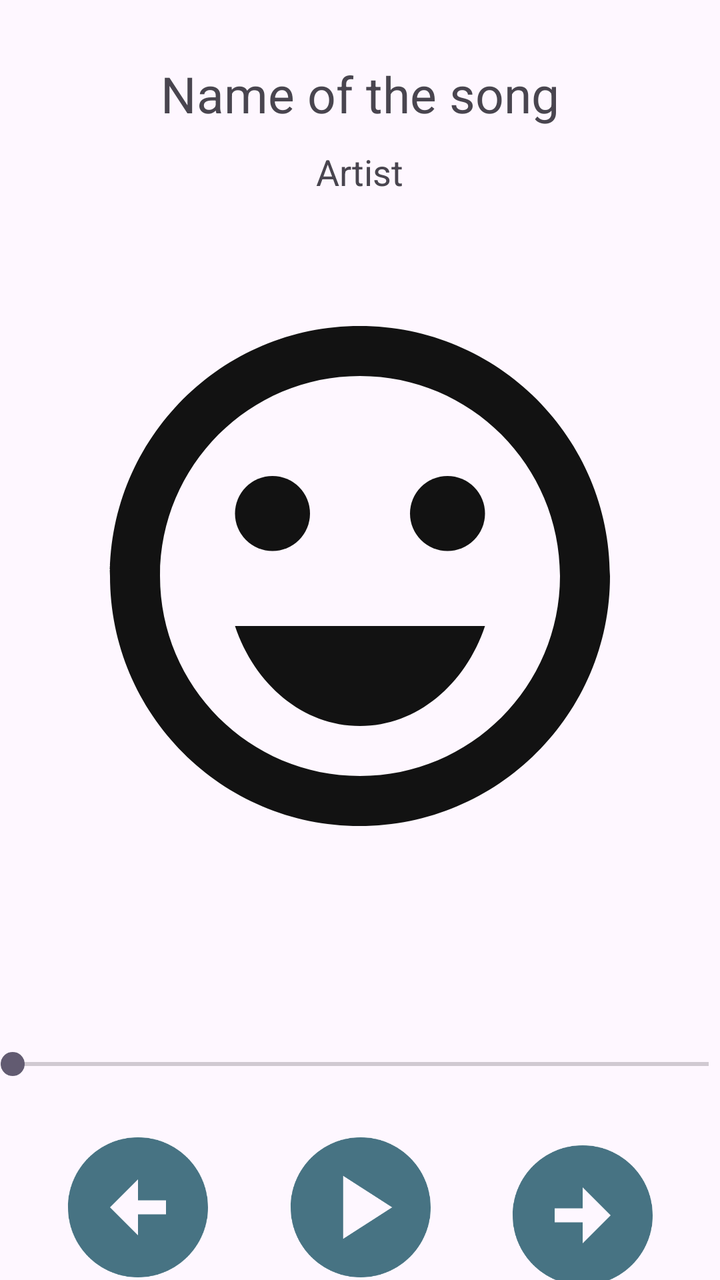
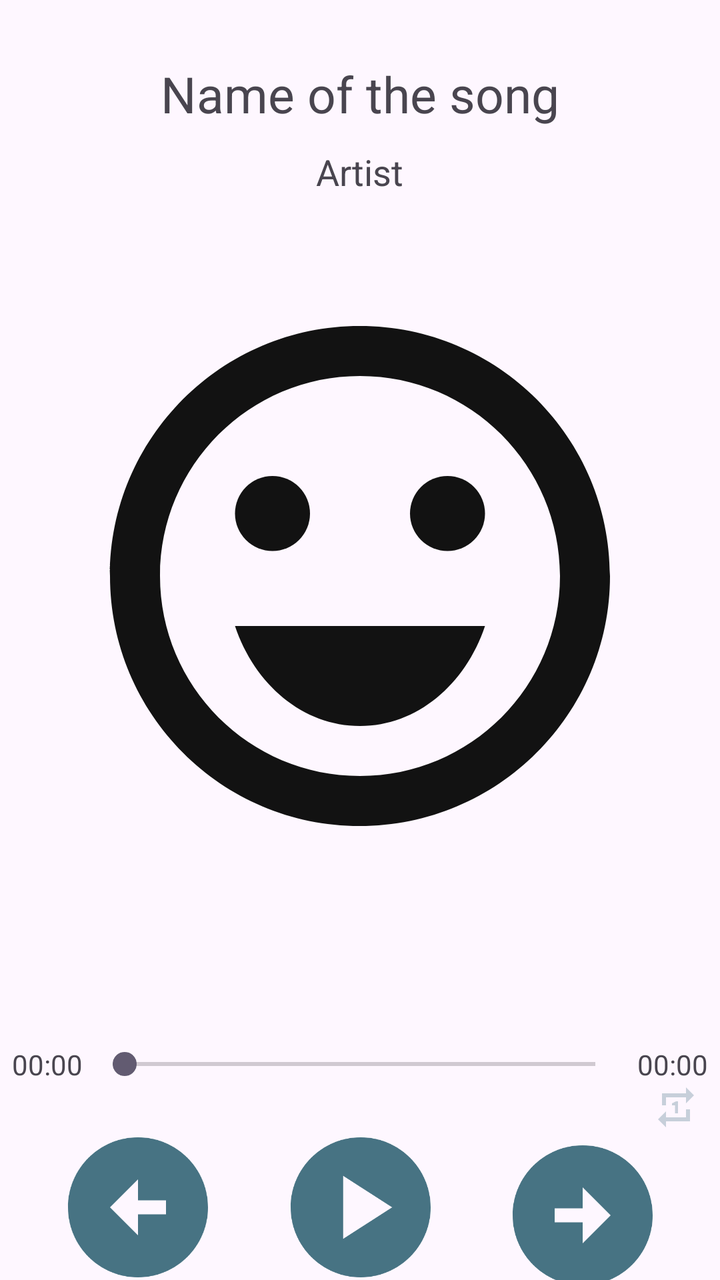

Before-and-after screenshots of an Android layout around one commit, followed by the original layout XML and the change that was made.
<!-- AndroidManifest.xml: application theme Theme.Music -->
<!-- res/layout/fragment_music_display.xml -->
<?xml version="1.0" encoding="utf-8"?>
<FrameLayout xmlns:android="http://schemas.android.com/apk/res/android"
    xmlns:tools="http://schemas.android.com/tools"
    xmlns:app="http://schemas.android.com/apk/res-auto"
    android:layout_width="match_parent"
    android:layout_height="match_parent"
    tools:context=".fragments.MusicDisplay">

    <androidx.constraintlayout.widget.ConstraintLayout
        android:layout_width="match_parent"
        android:layout_height="match_parent">

        <TextView
            android:id="@+id/titleF2"
            android:layout_width="wrap_content"
            android:layout_height="wrap_content"
            android:text="Name of the song"
            android:layout_marginTop="30dp"
            android:textSize="25sp"

            android:singleLine="true"
            android:ellipsize="marquee"
            android:scrollHorizontally="true"
            android:focusable="true"
            android:textIsSelectable="true"
            android:marqueeRepeatLimit="marquee_forever"

            app:layout_constraintTop_toTopOf="parent"
            app:layout_constraintBottom_toTopOf="@id/artistF2"
            app:layout_constraintEnd_toEndOf="parent"
            app:layout_constraintStart_toStartOf="parent"
            />

        <TextView
            android:id="@+id/artistF2"
            android:layout_width="wrap_content"
            android:layout_height="wrap_content"
            android:text="Artist"
            android:layout_marginTop="10dp"
            android:textSize="18sp"
            app:layout_constraintTop_toBottomOf="@id/titleF2"
            app:layout_constraintEnd_toEndOf="parent"
            app:layout_constraintStart_toStartOf="parent"
            />

   <ImageView
       android:layout_width="0dp"
       android:layout_height="300dp"
       android:id="@+id/imageF2"
       android:src="@drawable/baseline_sentiment_very_satisfied_24"
       android:contentDescription="musicImage"
       android:layout_marginTop="40dp"
       app:layout_constraintTop_toBottomOf="@id/artistF2"
       app:layout_constraintStart_toStartOf="parent"
       app:layout_constraintEnd_toEndOf="parent"
       />

        <SeekBar
            android:id="@+id/seekBar"
            android:layout_width="380dp"
            android:layout_height="wrap_content"
            android:layout_marginTop="85dp"
            android:layout_marginHorizontal="10dp"
            app:layout_constraintTop_toBottomOf="@id/imageF2"
            app:layout_constraintStart_toStartOf="parent"
            app:layout_constraintEnd_toEndOf="parent"
            />

        <ImageButton
            android:id="@+id/leftPlay"
            android:layout_width="85dp"
            android:layout_height="85dp"
            android:layout_marginTop="20dp"
            android:background="@android:color/transparent"
            android:contentDescription="TODO"
            android:src="@drawable/baseline_arrow_circle_left_24"
            app:layout_constraintEnd_toStartOf="@id/playBtn"
            app:layout_constraintStart_toStartOf="parent"
            app:layout_constraintTop_toBottomOf="@id/seekBar" />

        <ImageButton
            android:id="@+id/playBtn"
            android:layout_width="85dp"
            android:layout_height="85dp"
            android:layout_marginTop="20dp"
            android:background="@android:color/transparent"
            android:contentDescription="TODO"
            android:src="@drawable/baseline_play_circle_24"
            app:layout_constraintEnd_toStartOf="@id/rightPlay"
            app:layout_constraintStart_toEndOf="@id/leftPlay"
            app:layout_constraintTop_toBottomOf="@id/seekBar" />

        <ImageButton
            android:id="@+id/rightPlay"
            android:layout_width="85dp"
            android:layout_height="85dp"
            android:layout_marginTop="24dp"
            android:background="@android:color/transparent"
            android:contentDescription="TODO"
            android:src="@drawable/baseline_arrow_circle_right_24"
            app:layout_constraintEnd_toEndOf="parent"
            app:layout_constraintStart_toEndOf="@id/playBtn"
            app:layout_constraintTop_toBottomOf="@id/seekBar" />
    </androidx.constraintlayout.widget.ConstraintLayout>


</FrameLayout>
<!-- resources referenced by this layout -->
<resources>
  <!-- drawable baseline_arrow_circle_left_24 (drawable) -->
  <vector xmlns:android="http://schemas.android.com/apk/res/android" android:alpha="0.93" android:height="84dp" android:tint="#396879" android:viewportHeight="24" android:viewportWidth="24" android:width="84dp">
        
      <path android:fillColor="@android:color/white" android:pathData="M2,12c0,5.52 4.48,10 10,10s10,-4.48 10,-10c0,-5.52 -4.48,-10 -10,-10C6.48,2 2,6.48 2,12zM12,11l4,0v2l-4,0l0,3l-4,-4l4,-4L12,11z"/>
      
  </vector>
  <!-- drawable baseline_arrow_circle_right_24 (drawable) -->
  <vector xmlns:android="http://schemas.android.com/apk/res/android" android:alpha="0.93" android:height="84dp" android:tint="#396879" android:viewportHeight="24" android:viewportWidth="24" android:width="84dp">
        
      <path android:fillColor="@android:color/white" android:pathData="M22,12c0,-5.52 -4.48,-10 -10,-10S2,6.48 2,12c0,5.52 4.48,10 10,10S22,17.52 22,12zM12,13l-4,0v-2l4,0V8l4,4l-4,4V13z"/>
      
  </vector>
  <!-- drawable baseline_play_circle_24 (drawable) -->
  <vector xmlns:android="http://schemas.android.com/apk/res/android" android:alpha="0.93" android:height="84dp" android:tint="#396879" android:viewportHeight="24" android:viewportWidth="24" android:width="84dp">
        
      <path android:fillColor="@android:color/white" android:pathData="M12,2C6.48,2 2,6.48 2,12s4.48,10 10,10s10,-4.48 10,-10S17.52,2 12,2zM9.5,16.5v-9l7,4.5L9.5,16.5z"/>
      
  </vector>
  <!-- drawable baseline_sentiment_very_satisfied_24 (drawable) -->
  <vector xmlns:android="http://schemas.android.com/apk/res/android" android:alpha="0.93" android:height="180dp" android:tint="#000000" android:viewportHeight="24" android:viewportWidth="24" android:width="180dp">
        
      <path android:fillColor="@android:color/white" android:pathData="M15.5,9.5m-1.5,0a1.5,1.5 0,1 1,3 0a1.5,1.5 0,1 1,-3 0"/>
        
      <path android:fillColor="@android:color/white" android:pathData="M8.5,9.5m-1.5,0a1.5,1.5 0,1 1,3 0a1.5,1.5 0,1 1,-3 0"/>
        
      <path android:fillColor="@android:color/white" android:pathData="M11.99,2C6.47,2 2,6.48 2,12s4.47,10 9.99,10C17.52,22 22,17.52 22,12S17.52,2 11.99,2zM12,20c-4.42,0 -8,-3.58 -8,-8s3.58,-8 8,-8 8,3.58 8,8 -3.58,8 -8,8zM7,14c0.78,2.34 2.72,4 5,4s4.22,-1.66 5,-4L7,14z"/>
      
  </vector>
  <style name="Theme.Music" parent="Base.Theme.Music" />
  <style name="Base.Theme.Music" parent="Theme.Material3.DayNight.NoActionBar">
          
          
      </style>
</resources>

<!-- the commit's change to res/layout/fragment_music_display.xml (unified diff, before → after) -->
@@ -55,16 +55,53 @@
        app:layout_constraintEnd_toEndOf="parent"
        />
 
+        <TextView
+            android:id="@+id/tvCurrentTime"
+            android:layout_width="wrap_content"
+            android:layout_height="wrap_content"
+            android:text="00:00"
+            android:textSize="14sp"
+            android:layout_marginStart="6dp"
+            app:layout_constraintStart_toStartOf="parent"
+            app:layout_constraintBottom_toBottomOf="@id/seekBar"
+            app:layout_constraintTop_toTopOf="@id/seekBar"/>
+
         <SeekBar
             android:id="@+id/seekBar"
-            android:layout_width="380dp"
+            android:layout_width="0dp"
             android:layout_height="wrap_content"
             android:layout_marginTop="85dp"
-            android:layout_marginHorizontal="10dp"
+            android:layout_marginHorizontal="5dp"
             app:layout_constraintTop_toBottomOf="@id/imageF2"
-            app:layout_constraintStart_toStartOf="parent"
+            app:layout_constraintStart_toEndOf="@+id/tvCurrentTime"
+            app:layout_constraintEnd_toStartOf="@+id/tvDurationTime"
+            />
+
+        <TextView
+            android:id="@+id/tvDurationTime"
+            android:layout_width="wrap_content"
+            android:layout_height="wrap_content"
+            android:text="00:00"
+            android:textSize="14sp"
+            android:layout_marginEnd="6dp"
+            app:layout_constraintStart_toEndOf="@id/seekBar"
+            app:layout_constraintBottom_toBottomOf="@id/seekBar"
+            app:layout_constraintTop_toTopOf="@id/seekBar"
             app:layout_constraintEnd_toEndOf="parent"
             />
+
+        <ImageButton
+            android:id="@+id/loopBtnOne"
+            android:layout_width="24dp"
+            android:layout_height="24dp"
+            android:layout_marginEnd="10dp"
+            android:background="@android:color/transparent"
+            android:contentDescription="Loop Song"
+            android:alpha="0.3"
+            android:src="@drawable/baseline_repeat_one_24"
+            app:layout_constraintTop_toBottomOf="@id/tvDurationTime"
+            app:layout_constraintEnd_toEndOf="parent"/>
+
 
         <ImageButton
             android:id="@+id/leftPlay"
<!-- resource entries referenced after the edit -->
@@ -18,6 +18,12 @@
       <path android:fillColor="@android:color/white" android:pathData="M12,2C6.48,2 2,6.48 2,12s4.48,10 10,10s10,-4.48 10,-10S17.52,2 12,2zM9.5,16.5v-9l7,4.5L9.5,16.5z"/>
       
   </vector>
+  <!-- drawable baseline_repeat_one_24 (drawable) -->
+  <vector xmlns:android="http://schemas.android.com/apk/res/android" android:alpha="0.93" android:height="24dp" android:tint="#396879" android:viewportHeight="24" android:viewportWidth="24" android:width="24dp">
+        
+      <path android:fillColor="@android:color/white" android:pathData="M7,7h10v3l4,-4 -4,-4v3L5,5v6h2L7,7zM17,17L7,17v-3l-4,4 4,4v-3h12v-6h-2v4zM13,15L13,9h-1l-2,1v1h1.5v4L13,15z"/>
+      
+  </vector>
   <!-- drawable baseline_sentiment_very_satisfied_24 (drawable) -->
   <vector xmlns:android="http://schemas.android.com/apk/res/android" android:alpha="0.93" android:height="180dp" android:tint="#000000" android:viewportHeight="24" android:viewportWidth="24" android:width="180dp">
         
